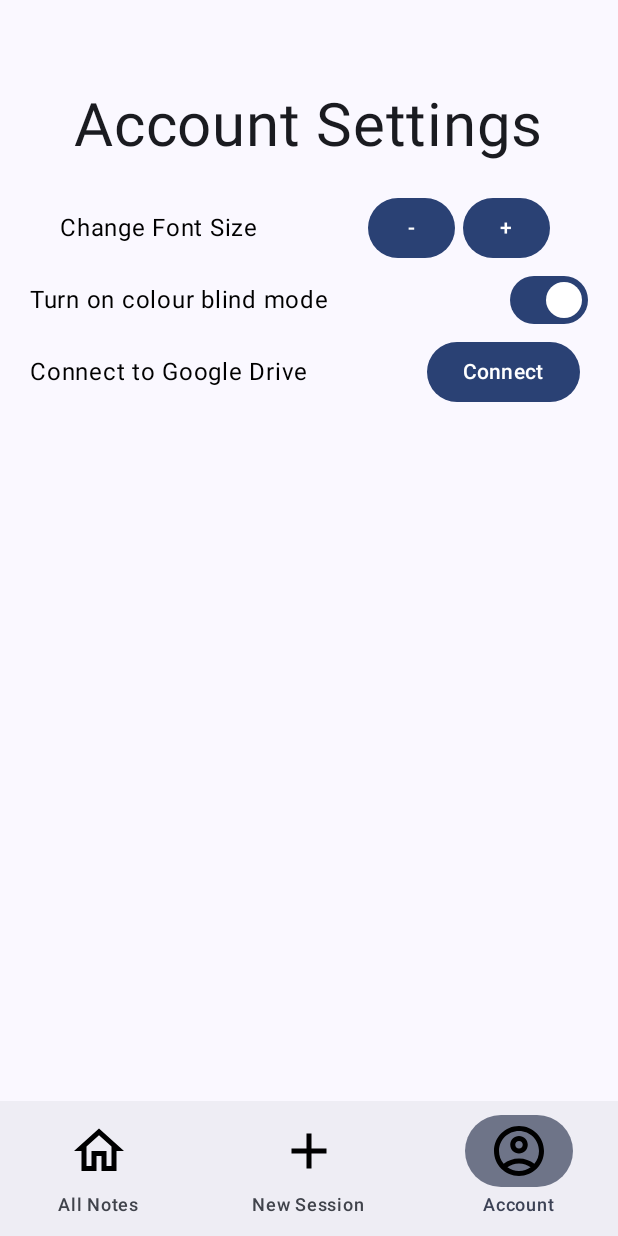
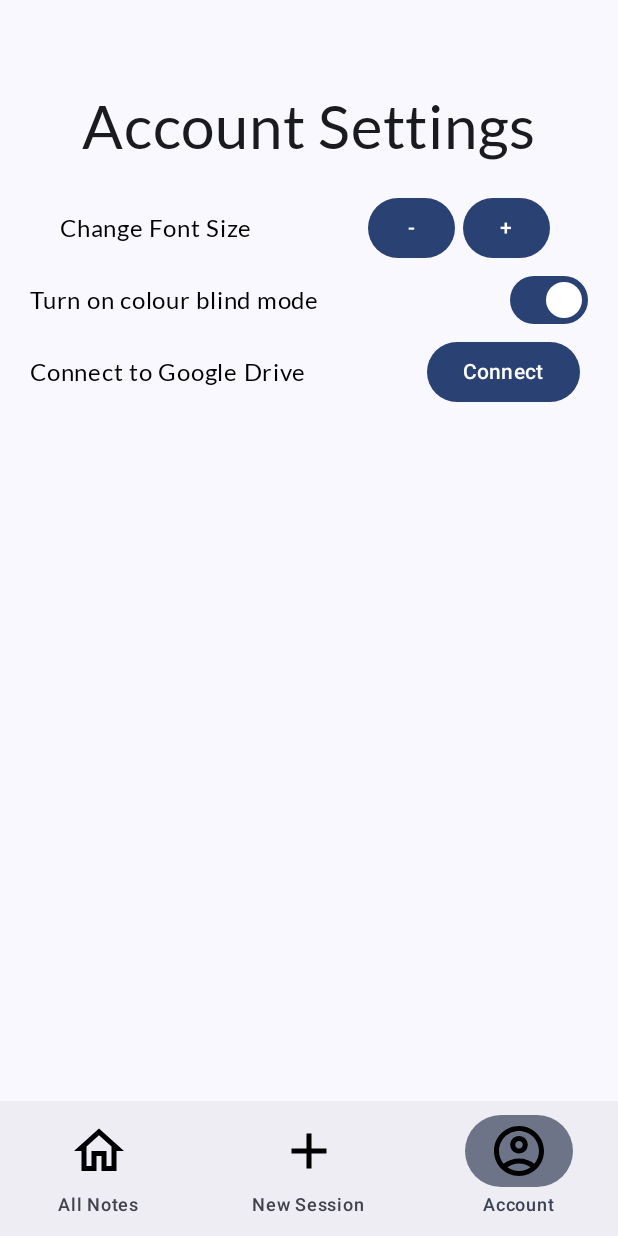
Before and after one commit to Starfox68/AccessaNotes, an Android app built with Jetpack Compose: the screen it shows after launch (MainActivity), item 3 of the bottom bar chosen, on a phone screen of 412 x 824 dp. Run offline under Robolectric (Android 15) with nearby library versions, the light colour scheme and no system bars; our stand-ins replace Dagger/Hilt's generated code, Room's generated code; Roboto replaces fonts that are not available here.

Commit message:
feat: lato font added

```diff
--- a/AccessaNotes/app/src/main/java/com/shaphr/accessanotes/ui/theme/Type.kt
+++ b/AccessaNotes/app/src/main/java/com/shaphr/accessanotes/ui/theme/Type.kt
@@ -2,14 +2,17 @@
 
 import androidx.compose.material3.Typography
 import androidx.compose.ui.text.TextStyle
+import androidx.compose.ui.text.font.Font
 import androidx.compose.ui.text.font.FontFamily
 import androidx.compose.ui.text.font.FontWeight
 import androidx.compose.ui.unit.sp
+import com.shaphr.accessanotes.R
 
+//private val customFont = FontFamily(Font(R.font.Lato-Black.ttf))
 // Set of Material typography styles to start with
 val Typography = Typography(
     bodyLarge = TextStyle(
-        fontFamily = FontFamily.Default,
+        fontFamily = FontFamily(Font(R.font.regular)),
         fontWeight = FontWeight.Normal,
         fontSize = 16.sp,
         lineHeight = 24.sp,
```
Also changed, not shown: AccessaNotes/app/src/main/res/font/regular.ttf (added).
